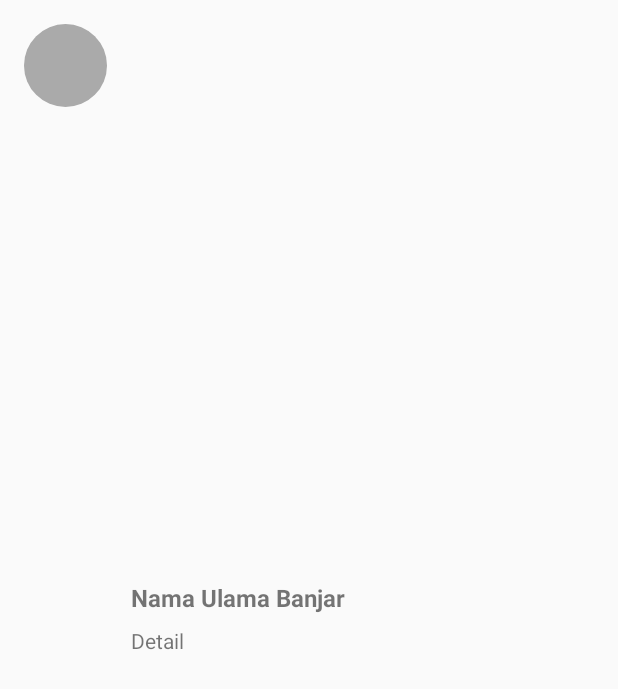
After one commit to gurumalas/UlamaKalsel, an Android app: the layout item_row_ulamabanjar.xml on its own in the app's theme, with its tools: preview values and no code run, on a phone screen of 412 x 824 dp. The commit adds this screen. Shown: the top 689 px of the screen. Run offline under Robolectric (Android 15) with nearby library versions, the phone set to English and light mode, and no system bars.

Commit message:
tambahan gambar

```diff
--- a/app/build.gradle
+++ b/app/build.gradle
@@ -26,8 +26,10 @@ dependencies {
     implementation fileTree(dir: "libs", include: ["*.jar"])
     implementation 'androidx.appcompat:appcompat:1.1.0'
     implementation 'androidx.constraintlayout:constraintlayout:1.1.3'
+    implementation 'androidx.recyclerview:recyclerview:1.1.0'
     testImplementation 'junit:junit:4.12'
     androidTestImplementation 'androidx.test.ext:junit:1.1.1'
     androidTestImplementation 'androidx.test.espresso:espresso-core:3.2.0'
-
+    implementation 'de.hdodenhof:circleimageview:3.0.0'
+    implementation 'com.github.bumptech.glide:glide:4.9.0'
 }
--- /dev/null
+++ b/app/src/main/res/layout/item_row_ulamabanjar.xml
@@ -0,0 +1,41 @@
+<?xml version="1.0" encoding="utf-8"?>
+<RelativeLayout
+    xmlns:android="http://schemas.android.com/apk/res/android"
+    xmlns:tools="http://schemas.android.com/tools"
+    android:layout_width="match_parent"
+    android:layout_height="match_parent"
+    android:orientation="horizontal"
+    android:padding="16dp">
+
+    <de.hdodenhof.circleimageview.CircleImageView
+        android:id="@+id/img_item_photo"
+        android:layout_width="55dp"
+        android:layout_height="55dp"
+        android:layout_marginEnd="16dp"
+        tools:src="@android:color/darker_gray" />
+
+    <LinearLayout
+        android:layout_width="match_parent"
+        android:layout_height="wrap_content"
+        android:layout_centerVertical="true"
+        android:layout_toEndOf="@id/img_item_photo"
+        android:orientation="vertical">
+
+        <TextView
+            android:id="@+id/tv_item_nama"
+            android:layout_width="match_parent"
+            android:layout_height="wrap_content"
+            android:layout_marginBottom="8dp"
+            android:textSize="16sp"
+            android:textStyle="bold"
+            tools:text="@string/nama_ulamabanjar" />
+
+        <TextView
+            android:id="@+id/tv_item_detail"
+            android:layout_width="match_parent"
+            android:layout_height="wrap_content"
+            android:ellipsize="end"
+            android:maxLines="2"
+            tools:text="@string/detail" />
+    </LinearLayout>
+</RelativeLayout>
--- a/app/src/main/res/values/strings.xml
+++ b/app/src/main/res/values/strings.xml
@@ -1,3 +1,5 @@
 <resources>
     <string name="app_name">UlamaKalsel</string>
+    <string name="nama_ulamabanjar">Nama Ulama Banjar</string>
+    <string name="detail">Detail</string>
 </resources>
```
Also changed, not shown: app/src/main/java/com/gurumalas/ulamakalsel/DataUlamaBanjar.java (added, +42 -0 lines), app/src/main/java/com/gurumalas/ulamakalsel/Ulamabanjar.java (added, +32 -0 lines), app/src/main/res/layout/activity_main.xml (+6 -8 lines), app/src/main/res/drawable/gurusekumpul.png (added), app/src/main/res/drawable/habibhamidbinabbasbahasyim.png (added), app/src/main/res/drawable/syekhabdulhamidabulung.png (added), app/src/main/res/drawable/syekhabdussamad.png (added), app/src/main/res/drawable/syekhabudurahmansiddiq.png (added), app/src/main/res/drawable/syekhmuhammadarsyadalbanjari.png (added), app/src/main/res/drawable/syekhmuhammadnafisalbanjari.png (added), app/src/main/res/drawable/tuanguruzainalilmidalampagar.png (added), 2 other files.
